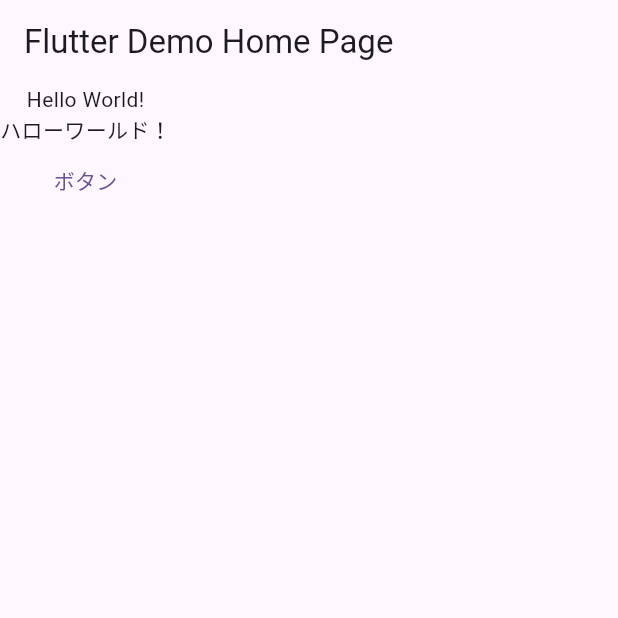
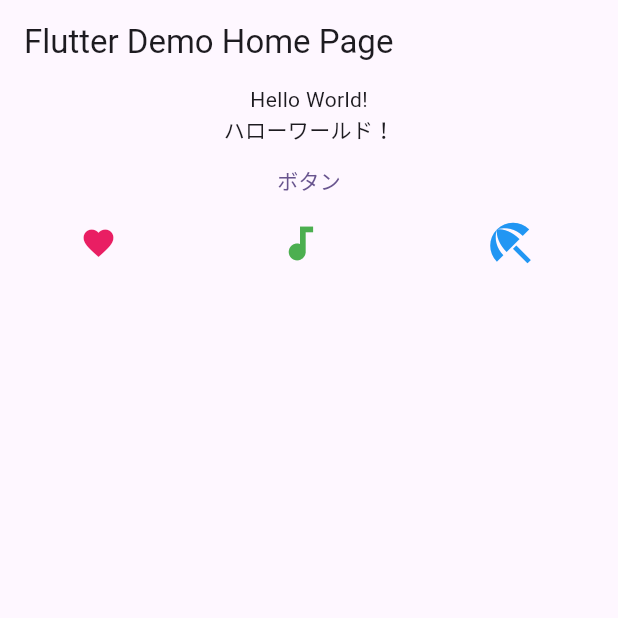
Before and after one commit to eltociear/flutter_practice, a Flutter app: the screen it shows after launch, on a phone screen of 412 x 824 dp, the top half of it. Run offline on Flutter 3.47's test engine with Material 3 defaults, Android fonts, the phone set to English and light mode, and no system bars.

Commit message:
hello_world: add icons

```diff
--- a/hello_world/lib/main.dart
+++ b/hello_world/lib/main.dart
@@ -45,6 +45,26 @@ class _MyHomePageState extends State<MyHomePage> {
         const Text("ハローワールド！"),
         TextButton(onPressed: () => {print("ボタンが押されたよ")},
         child: const Text("ボタン"),
+        ),
+        Row(
+          mainAxisAlignment: MainAxisAlignment.spaceAround,
+          children: const [
+            Icon(
+              Icons.favorite,
+              color: Colors.pink,
+              size: 24.0,
+            ),
+            Icon(
+              Icons.audiotrack,
+              color: Colors.green,
+              size: 30.0,
+            ),
+            Icon(
+              Icons.beach_access,
+              color: Colors.blue,
+              size: 36.0,
+            )
+          ],
         )
       ])
     );
```
